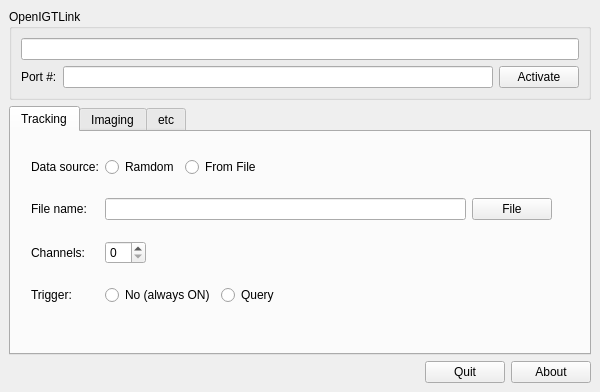
The window that OpenIGTLinkSimulatorWindow.ui (openigtlink/OpenIGTLinkSimulator) describes before a commit, drawn with Qt 5.
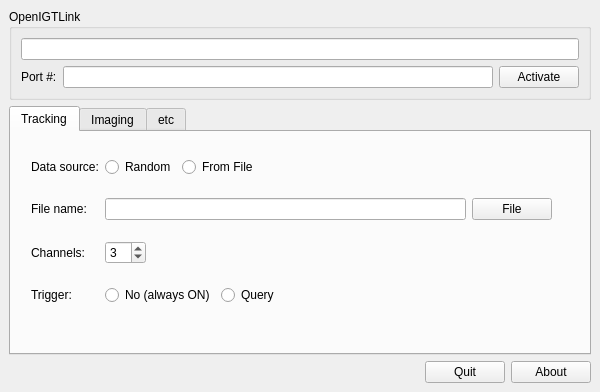
The same window after the commit.

Diff of the .ui file:
```diff
--- a/OpenIGTLinkSimulatorWindow.ui
+++ b/OpenIGTLinkSimulatorWindow.ui
@@ -152,7 +152,7 @@
            <item>
             <widget class="QRadioButton" name="rbTrackingRandom">
              <property name="text">
-              <string>Ramdom</string>
+              <string>Random</string>
              </property>
              <attribute name="buttonGroup">
               <string notr="true">rbgDataSource</string>
@@ -200,7 +200,14 @@
           </widget>
          </item>
          <item row="2" column="1">
-          <widget class="QSpinBox" name="sbTrackingChannels"/>
+          <widget class="QSpinBox" name="sbTrackingChannels">
+           <property name="minimum">
+            <number>1</number>
+           </property>
+           <property name="value">
+            <number>3</number>
+           </property>
+          </widget>
          </item>
          <item row="3" column="0">
           <widget class="QLabel" name="lbTrackingTrigger">
```
